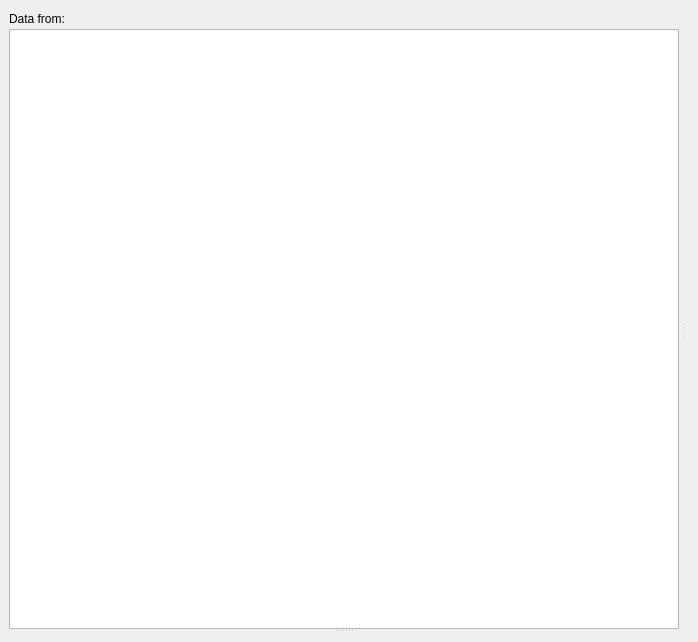
First picture: the form in src/ui/reosrainfallmanager.ui, repository vcloarec/ReosProject, before the edit.
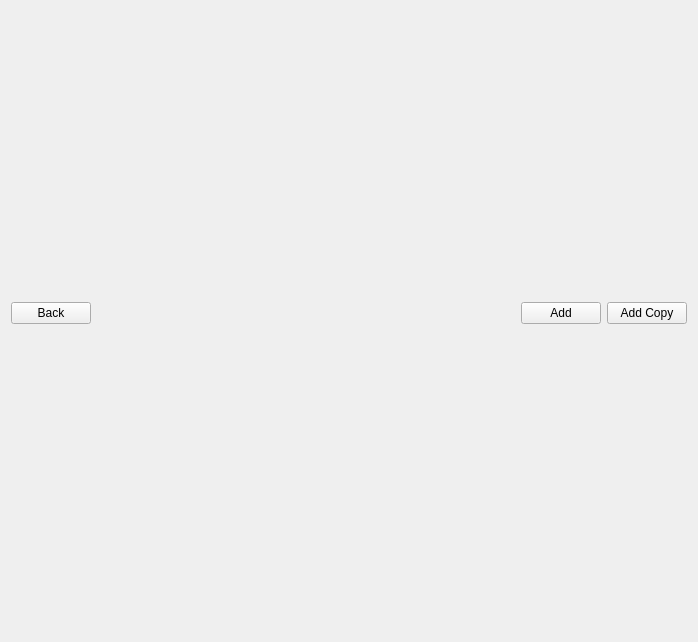
Second picture: the form after the edit. The open tabs and pages were chosen to show the change.

What changed in the file:
```diff
--- a/src/ui/reosrainfallmanager.ui
+++ b/src/ui/reosrainfallmanager.ui
@@ -13,21 +13,25 @@
   <property name="windowTitle">
    <string>Rainfall Manager</string>
   </property>
+  <layout class="QGridLayout" name="gridLayout">
+   <item row="0" column="0">
+    <widget class="QStackedWidget" name="stackedWidget">
+     <property name="currentIndex">
+      <number>0</number>
+     </property>
+     <widget class="QWidget" name="mainPage">
   <layout class="QVBoxLayout" name="verticalLayout" stretch="0,0,1">
-   <property name="spacing">
-    <number>0</number>
-   </property>
    <property name="leftMargin">
-    <number>9</number>
+        <number>0</number>
    </property>
    <property name="topMargin">
-    <number>9</number>
+        <number>0</number>
    </property>
    <property name="rightMargin">
-    <number>9</number>
+        <number>0</number>
    </property>
    <property name="bottomMargin">
-    <number>9</number>
+        <number>0</number>
    </property>
    <item>
     <widget class="QWidget" name="mToolBarWidget" native="true">
@@ -110,6 +114,71 @@
      </widget>
      <widget class="QWidget" name="mEditorWidget" native="true">
       <layout class="QVBoxLayout" name="verticalLayout_2"/>
+         </widget>
+        </widget>
+       </item>
+      </layout>
+     </widget>
+     <widget class="QWidget" name="providerPage">
+      <layout class="QVBoxLayout" name="verticalLayout_4" stretch="0,1">
+       <property name="leftMargin">
+        <number>0</number>
+       </property>
+       <property name="topMargin">
+        <number>0</number>
+       </property>
+       <property name="rightMargin">
+        <number>0</number>
+       </property>
+       <property name="bottomMargin">
+        <number>0</number>
+       </property>
+       <item>
+        <layout class="QHBoxLayout" name="horizontalLayout_3">
+         <item>
+          <widget class="QPushButton" name="pushButton">
+           <property name="text">
+            <string>Back</string>
+           </property>
+          </widget>
+         </item>
+         <item>
+          <spacer name="horizontalSpacer_2">
+           <property name="orientation">
+            <enum>Qt::Horizontal</enum>
+           </property>
+           <property name="sizeHint" stdset="0">
+            <size>
+             <width>40</width>
+             <height>20</height>
+            </size>
+           </property>
+          </spacer>
+         </item>
+         <item>
+          <widget class="QPushButton" name="pushButton_2">
+           <property name="text">
+            <string>Add</string>
+           </property>
+          </widget>
+         </item>
+         <item>
+          <widget class="QPushButton" name="pushButton_3">
+           <property name="text">
+            <string>Add Copy</string>
+           </property>
+          </widget>
+         </item>
+        </layout>
+       </item>
+       <item>
+        <layout class="QVBoxLayout" name="mProviderLayout">
+         <property name="bottomMargin">
+          <number>15</number>
+         </property>
+        </layout>
+       </item>
+      </layout>
      </widget>
     </widget>
    </item>
```
Lines whose indentation alone changed are shown as unchanged.
